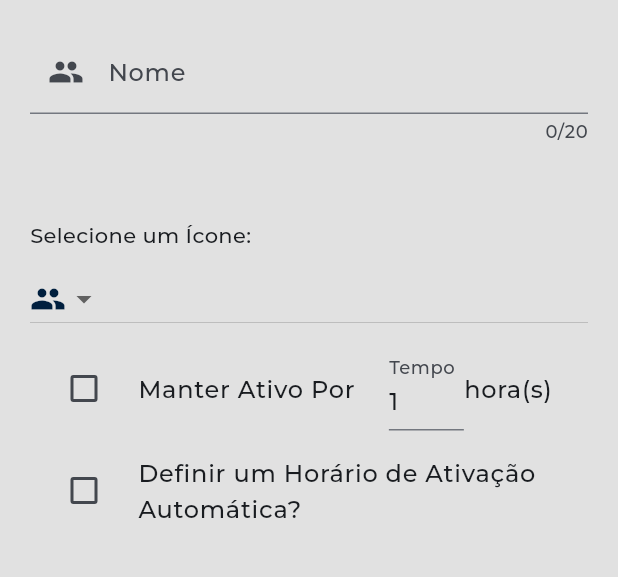
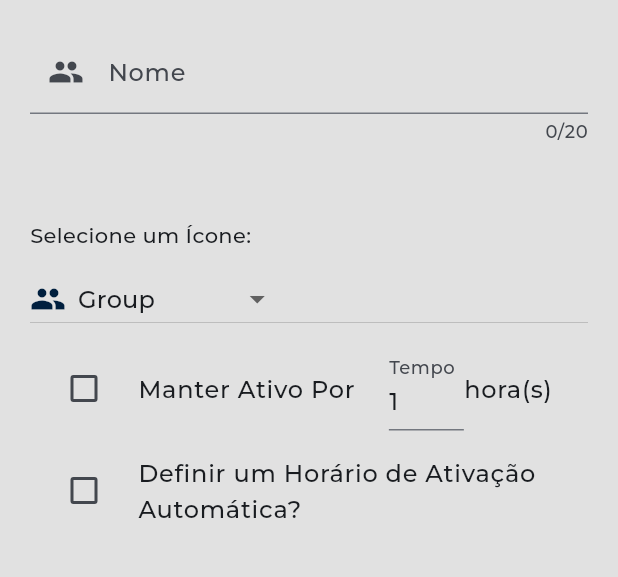
Before and after one commit to jacrifla/app_atalaia, a Flutter app: the CreateGroupScreen screen opened by its route, on a phone screen of 412 x 824 dp, the part 84-661 px from its top. Run offline on Flutter 3.47's test engine with Material 3 defaults, Android fonts, the phone set to English and light mode, and no system bars; our stand-ins replace dio, get_storage; accounts and stored records are empty; project files that could hold a hidden picture were left out.

Commit message:
alterado mais ainda nao esta sendo usado

```diff
--- a/lib/widgets/dropdown_icons.dart
+++ b/lib/widgets/dropdown_icons.dart
@@ -17,10 +17,21 @@ class IconDropdownOptions {
       items: uniqueIcons.map((icon) {
         return DropdownMenuItem<IconData>(
           value: icon,
-          child: Icon(icon),
+          child: Row(
+            children: [
+              Icon(icon),
+              const SizedBox(width: 8),
+              Text(_getIconName(icon)),
+            ],
+          ),
         );
       }).toList(),
     );
+  }
+
+  static String _getIconName(IconData icon) {
+    int index = icons.indexWhere((element) => element == icon);
+    return index != -1 ? iconNames[index] : 'Unknown';
   }
 
   static List<IconData> icons = [
@@ -44,4 +55,26 @@ class IconDropdownOptions {
     Icons.stairs_outlined,
     Icons.plumbing_outlined,
   ];
+
+  static List<String> iconNames = [
+    'Group',
+    'Home',
+    'Living',
+    'Kitchen',
+    'Dry Cleaning',
+    'Clean Hands',
+    'Bathtub',
+    'Bed',
+    'Chair',
+    'Lightbulb',
+    'TV',
+    'Speaker',
+    'Door Sliding',
+    'Window',
+    'Air',
+    'Fireplace',
+    'Garage',
+    'Stairs',
+    'Plumbing',
+  ];
 }
```
